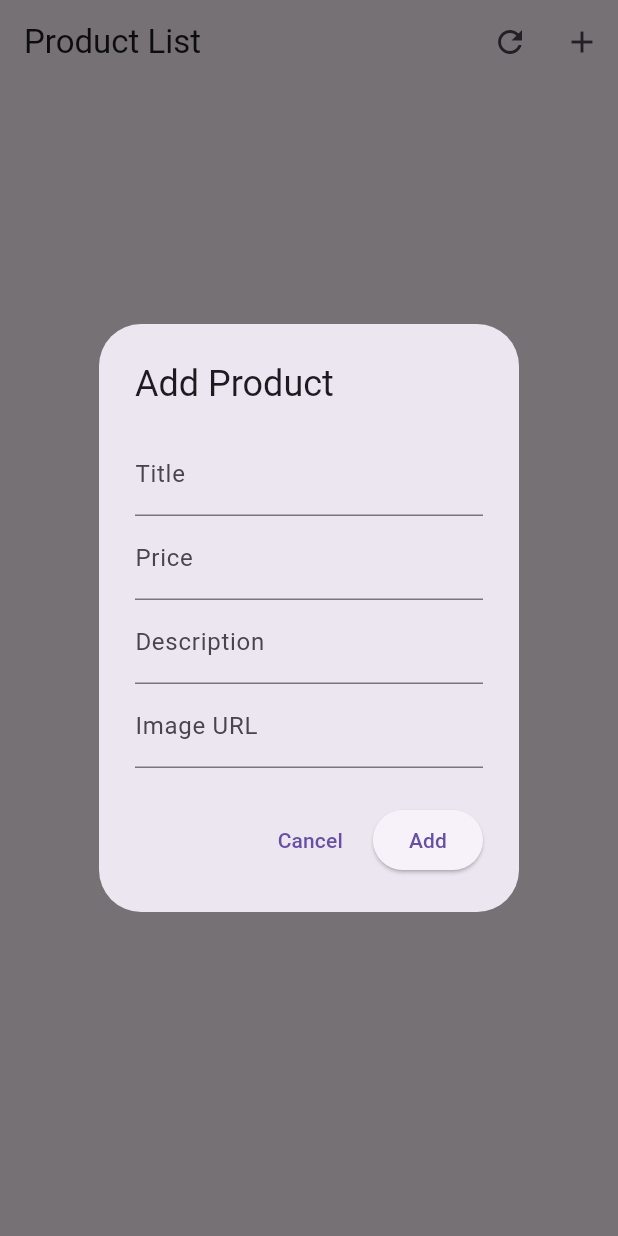
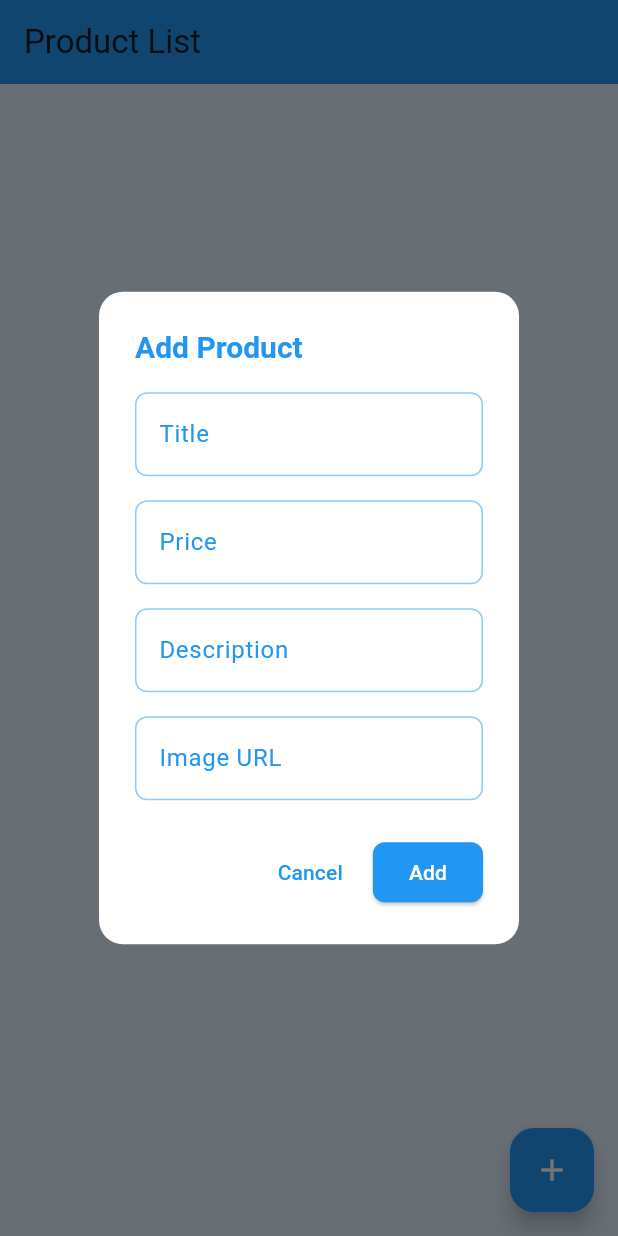
Before and after one commit to AlwaysMori/shop_, a Flutter app: the HomePage screen opened directly, after a tap on the "add" icon, on a phone screen of 412 x 824 dp. Run offline on Flutter 3.47's test engine with Material 3 defaults, Android fonts, the phone set to English and light mode, and no system bars; our stand-ins replace flutter_secure_storage, shared_preferences; missing offline and left inert: encrypt; accounts and stored records are empty; network calls fail.

Commit message:
Refactor HomePage to integrate CustomProductForm for product management, enhancing UI and user experience

```diff
--- a/lib/components/custom_card.dart
+++ b/lib/components/custom_card.dart
@@ -69,7 +69,7 @@ class CustomCard extends StatelessWidget {
               mainAxisSize: MainAxisSize.min,
               children: [
                 IconButton(
-                  icon: Icon(Icons.edit, color: Colors.blue),
+                  icon: Icon(Icons.edit, color: const Color.fromARGB(255, 243, 222, 33)),
                   onPressed: onEdit,
                 ),
                 IconButton(
--- /dev/null
+++ b/lib/components/custom_product_form.dart
@@ -0,0 +1,140 @@
+import 'package:flutter/material.dart';
+import '../models/product.dart';
+
+class CustomProductForm extends StatelessWidget {
+  final Product? product;
+  final void Function(Product) onSubmit;
+
+  const CustomProductForm({
+    this.product,
+    required this.onSubmit,
+  });
+
+  @override
+  Widget build(BuildContext context) {
+    final _titleController = TextEditingController(text: product?.title ?? '');
+    final _priceController =
+        TextEditingController(text: product?.price.toString() ?? '');
+    final _descriptionController =
+        TextEditingController(text: product?.description ?? '');
+    final _imageController =
+        TextEditingController(text: product?.image ?? '');
+
+    return AlertDialog(
+      backgroundColor: Colors.white,
+      shape: RoundedRectangleBorder(
+        borderRadius: BorderRadius.circular(16),
+      ),
+      title: Text(
+        product == null ? 'Add Product' : 'Edit Product',
+        style: TextStyle(
+          fontSize: 20,
+          fontWeight: FontWeight.bold,
+          color: Colors.blue,
+        ),
+      ),
+      content: SingleChildScrollView(
+        child: Column(
+          children: [
+            TextField(
+              controller: _titleController,
+              decoration: InputDecoration(
+                labelText: 'Title',
+                labelStyle: TextStyle(color: Colors.blue),
+                focusedBorder: OutlineInputBorder(
+                  borderSide: BorderSide(color: Colors.blue),
+                  borderRadius: BorderRadius.circular(8),
+                ),
+                enabledBorder: OutlineInputBorder(
+                  borderSide: BorderSide(color: Colors.blue[200]!),
+                  borderRadius: BorderRadius.circular(8),
+                ),
+              ),
+            ),
+            SizedBox(height: 16),
+            TextField(
+              controller: _priceController,
+              decoration: InputDecoration(
+                labelText: 'Price',
+                labelStyle: TextStyle(color: Colors.blue),
+                focusedBorder: OutlineInputBorder(
+                  borderSide: BorderSide(color: Colors.blue),
+                  borderRadius: BorderRadius.circular(8),
+                ),
+                enabledBorder: OutlineInputBorder(
+                  borderSide: BorderSide(color: Colors.blue[200]!),
+                  borderRadius: BorderRadius.circular(8),
+                ),
+              ),
+              keyboardType: TextInputType.number,
+            ),
+            SizedBox(height: 16),
+            TextField(
+              controller: _descriptionController,
+              decoration: InputDecoration(
+                labelText: 'Description',
+                labelStyle: TextStyle(color: Colors.blue),
+                focusedBorder: OutlineInputBorder(
+                  borderSide: BorderSide(color: Colors.blue),
+                  borderRadius: BorderRadius.circular(8),
+                ),
+                enabledBorder: OutlineInputBorder(
+                  borderSide: BorderSide(color: Colors.blue[200]!),
+                  borderRadius: BorderRadius.circular(8),
+                ),
+              ),
+            ),
+            SizedBox(height: 16),
+            TextField(
+              controller: _imageController,
+              decoration: InputDecoration(
+                labelText: 'Image URL',
+                labelStyle: TextStyle(color: Colors.blue),
+                focusedBorder: OutlineInputBorder(
+                  borderSide: BorderSide(color: Colors.blue),
+                  borderRadius: BorderRadius.circular(8),
+                ),
+                enabledBorder: OutlineInputBorder(
+                  borderSide: BorderSide(color: Colors.blue[200]!),
+                  borderRadius: BorderRadius.circular(8),
+                ),
+              ),
+            ),
+          ],
+        ),
+      ),
+      actions: [
+        TextButton(
+          onPressed: () => Navigator.pop(context),
+          child: Text(
+            'Cancel',
+            style: TextStyle(color: Colors.blue),
+          ),
+        ),
+        ElevatedButton(
+          onPressed: () {
+            final newProduct = Product(
+              id: product?.id ?? 0,
+              title: _titleController.text,
+              price: double.tryParse(_priceController.text) ?? 0.0,
+              description: _descriptionController.text,
+              image: _imageController.text,
+            );
+            onSubmit(newProduct);
+            Navigator.pop(context);
+          },
+          style: ElevatedButton.styleFrom(
+            backgroundColor: Colors.blue,
+            shape: RoundedRectangleBorder(
+              borderRadius: BorderRadius.circular(8),
+            ),
+          ),
+          child: Text(
+            product == null ? 'Add' : 'Save',
+            style: TextStyle(color: Colors.white),
+          ),
+        ),
+      ],
+    );
+  }
+}
--- a/lib/home/home_page.dart
+++ b/lib/home/home_page.dart
@@ -3,6 +3,7 @@ import 'package:provider/provider.dart';
 import '../models/product.dart';
 import '../providers/product_provider.dart';
 import '../components/custom_card.dart';
+import '../components/custom_product_form.dart';
 
 class HomePage extends StatefulWidget {
   @override
@@ -25,18 +26,11 @@ class _HomePageState extends State<HomePage> {
     return Scaffold(
       appBar: AppBar(
         title: Text('Product List'),
-        actions: [
-          IconButton(
-            icon: Icon(Icons.refresh),
-            onPressed: productProvider.loadProducts,
+        backgroundColor: Colors.blue, // Warna biru untuk AppBar
       ),
-          IconButton(
-            icon: Icon(Icons.add),
-            onPressed: () => _showProductForm(context),
-          ),
-        ],
-      ),
-      body: productProvider.isLoading
+      body: Container(
+        color: Colors.blue[50], // Latar belakang putih kebiruan
+        child: productProvider.isLoading
             ? Center(child: CircularProgressIndicator())
             : productProvider.products.isEmpty
                 ? Center(child: Text('No products available.'))
@@ -54,61 +48,22 @@ class _HomePageState extends State<HomePage> {
                       );
                     },
                   ),
+      ),
+      floatingActionButton: FloatingActionButton(
+        onPressed: () => _showProductForm(context),
+        backgroundColor: Colors.blue,
+        child: Icon(Icons.add, color: Colors.white),
+      ),
     );
   }
 
   void _showProductForm(BuildContext context, {Product? product}) {
-    final _titleController = TextEditingController(text: product?.title ?? '');
-    final _priceController =
-        TextEditingController(text: product?.price.toString() ?? '');
-    final _descriptionController =
-        TextEditingController(text: product?.description ?? '');
-    final _imageController =
-        TextEditingController(text: product?.image ?? '');
-
     showDialog(
       context: context,
       builder: (context) {
-        return AlertDialog(
-          title: Text(product == null ? 'Add Product' : 'Edit Product'),
-          content: SingleChildScrollView(
-            child: Column(
-              children: [
-                TextField(
-                  controller: _titleController,
-                  decoration: InputDecoration(labelText: 'Title'),
-                ),
-                TextField(
-                  controller: _priceController,
-                  decoration: InputDecoration(labelText: 'Price'),
-                  keyboardType: TextInputType.number,
-                ),
-                TextField(
-                  controller: _descriptionController,
-                  decoration: InputDecoration(labelText: 'Description'),
-                ),
-                TextField(
-                  controller: _imageController,
-                  decoration: InputDecoration(labelText: 'Image URL'),
-                ),
-              ],
-            ),
-          ),
-          actions: [
-            TextButton(
-              onPressed: () => Navigator.pop(context),
-              child: Text('Cancel'),
-            ),
-            ElevatedButton(
-              onPressed: () {
-                final newProduct = Product(
-                  id: product?.id ?? 0,
-                  title: _titleController.text,
-                  price: double.parse(_priceController.text),
-                  description: _descriptionController.text,
-                  image: _imageController.text,
-                );
-
+        return CustomProductForm(
+          product: product,
+          onSubmit: (newProduct) {
             if (product == null) {
               Provider.of<ProductProvider>(context, listen: false)
                   .addProduct(newProduct);
@@ -116,12 +71,7 @@ class _HomePageState extends State<HomePage> {
               Provider.of<ProductProvider>(context, listen: false)
                   .updateProduct(newProduct);
             }
-
-                Navigator.pop(context);
           },
-              child: Text(product == null ? 'Add' : 'Save'),
-            ),
-          ],
         );
       },
     );
```
Lines whose indentation alone changed are shown as unchanged.
